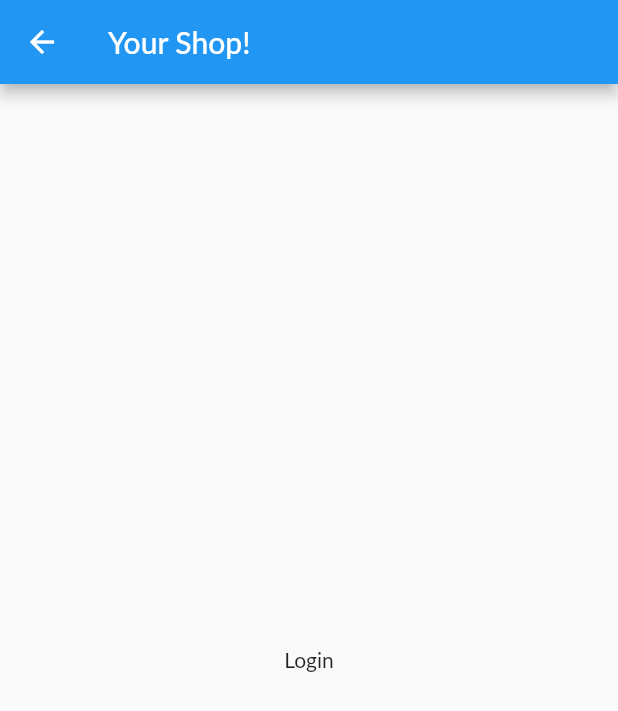
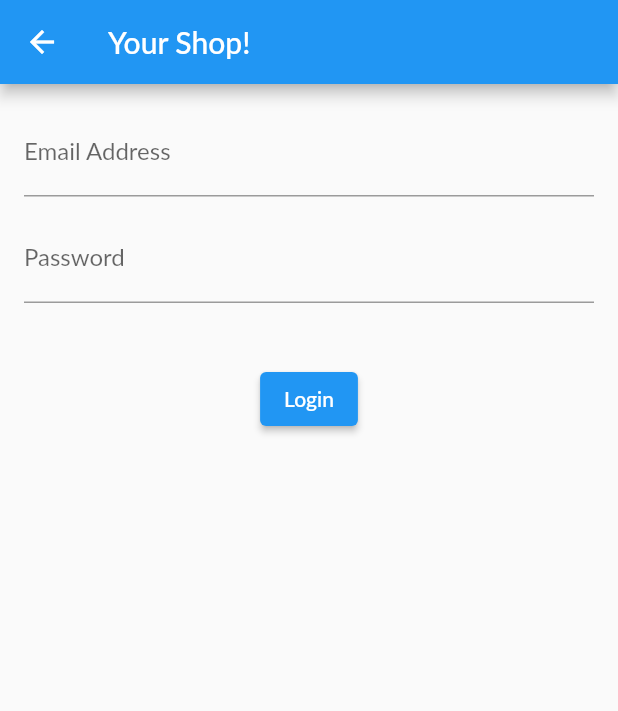
Before and after one commit to mmmtastymmm/example-shop-sudocodellc, a Flutter app: the LoginScreen screen opened by its route, on a phone screen of 412 x 824 dp. Shown: the top 711 px of the screen. Run offline on Flutter 3.47's test engine with Material 2 defaults, Android fonts, the phone set to English and light mode, and no system bars; our stand-ins replace firebase_auth, firebase_core; accounts and stored records are empty; Roboto replaces fonts that are missing (Lato).

Commit message:
Add the login screen now

```diff
--- a/lib/providers/shopping_results.dart
+++ b/lib/providers/shopping_results.dart
@@ -1,12 +1,27 @@
-import 'package:flutter/cupertino.dart';
+import 'package:firebase_auth/firebase_auth.dart';
+import 'package:flutter/foundation.dart';
 
-class ShoppingState with ChangeNotifier {
-  String state = "0";
-  int count = 0;
+class ShoppingState extends ChangeNotifier {
+  User? _currentUser;
+  String firstName = "";
+  final FirebaseAuth _firebaseAuth = FirebaseAuth.instance;
 
-  void update() {
-    count += 1;
-    state = count.toString();
-    notifyListeners();
+  ShoppingState() {
+    _firebaseAuth.authStateChanges().listen((user) {
+      _currentUser = user;
+      _updateUserRelatedValues();
+      notifyListeners();
+    });
   }
+
+  _updateUserRelatedValues() {
+    if (_currentUser != null && _currentUser?.displayName != null) {
+      List<String> values = _currentUser?.displayName!.split(" ") ?? [""];
+      firstName = values[0];
+    }
+  }
+
+  User? get currentUser => _currentUser;
+
+// Additional methods for sign in, sign out, etc. can also be added here
 }
--- a/lib/screens/login_page.dart
+++ b/lib/screens/login_page.dart
@@ -1,5 +1,8 @@
 import 'package:example_shop_sudocodellc/widgets/shift_right_fixer.dart';
+import 'package:firebase_auth/firebase_auth.dart';
 import 'package:flutter/material.dart';
+
+import 'home_page.dart';
 
 class LoginScreen extends StatefulWidget {
   static const routeName = "/login";
@@ -11,6 +14,40 @@ class LoginScreen extends StatefulWidget {
 }
 
 class _LoginScreenState extends State<LoginScreen> {
+  final GlobalKey<FormState> _formKey = GlobalKey();
+  final TextEditingController _emailController = TextEditingController();
+  final TextEditingController _passwordController = TextEditingController();
+  String _issue = "";
+
+  void _submitForm() async {
+    if (!_formKey.currentState!.validate()) {
+      return;
+    }
+
+    final emailAddress = _emailController.text;
+    final password = _passwordController.text;
+    try {
+      await FirebaseAuth.instance.signInWithEmailAndPassword(
+        email: emailAddress,
+        password: password,
+      );
+      Navigator.of(context)
+          .pushNamedAndRemoveUntil(HomeScreen.routeName, (route) => false);
+    } on FirebaseAuthException catch (e) {
+      String localIssue = "";
+      if (e.code == 'user-not-found') {
+        localIssue = 'No user found for that email.';
+      } else if (e.code == 'wrong-password') {
+        localIssue = 'Wrong password provided for that user.';
+      } else {
+        localIssue = "Error: ${e.message}";
+      }
+      setState(() {
+        _issue = localIssue;
+      });
+    }
+  }
+
   @override
   Widget build(BuildContext context) {
     return ShiftRightFixer(
@@ -18,8 +55,52 @@ class _LoginScreenState extends State<LoginScreen> {
         appBar: AppBar(
           title: const Text("Your Shop!"),
         ),
-        body: const Center(
-          child: Text("Login"),
+        body: Padding(
+          padding: const EdgeInsets.all(16.0),
+          child: Form(
+            key: _formKey,
+            child: Column(
+              children: <Widget>[
+                TextFormField(
+                  controller: _emailController,
+                  keyboardType: TextInputType.emailAddress,
+                  decoration: const InputDecoration(labelText: 'Email Address'),
+                  validator: (value) {
+                    if (value!.isEmpty || !value.contains('@')) {
+                      return 'Invalid email address';
+                    }
+                    return null;
+                  },
+                ),
+                const SizedBox(height: 12),
+                TextFormField(
+                  controller: _passwordController,
+                  decoration: const InputDecoration(labelText: 'Password'),
+                  obscureText: true,
+                  validator: (value) {
+                    if (value!.isEmpty || value.length < 6) {
+                      return 'Password must be at least 6 characters long.';
+                    }
+                    return null;
+                  },
+                ),
+                const SizedBox(height: 20),
+                _issue.isEmpty
+                    ? const SizedBox.shrink()
+                    : Text(
+                        _issue,
+                        style: const TextStyle(color: Colors.red),
+                      ),
+                const SizedBox(
+                  height: 20,
+                ),
+                ElevatedButton(
+                  onPressed: _submitForm,
+                  child: const Text('Login'),
+                ),
+              ],
+            ),
+          ),
         ),
       ),
     );
```
Also changed, not shown: lib/screens/home_page.dart (+15 -8 lines), lib/screens/signup_screen.dart (+22 -1 lines).
